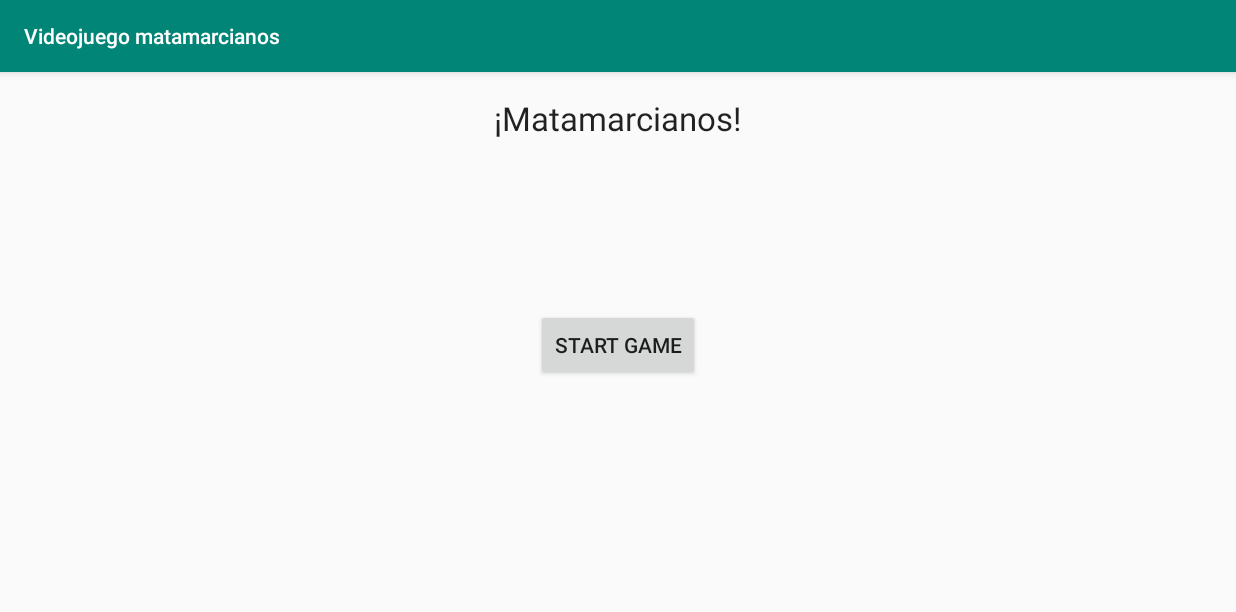
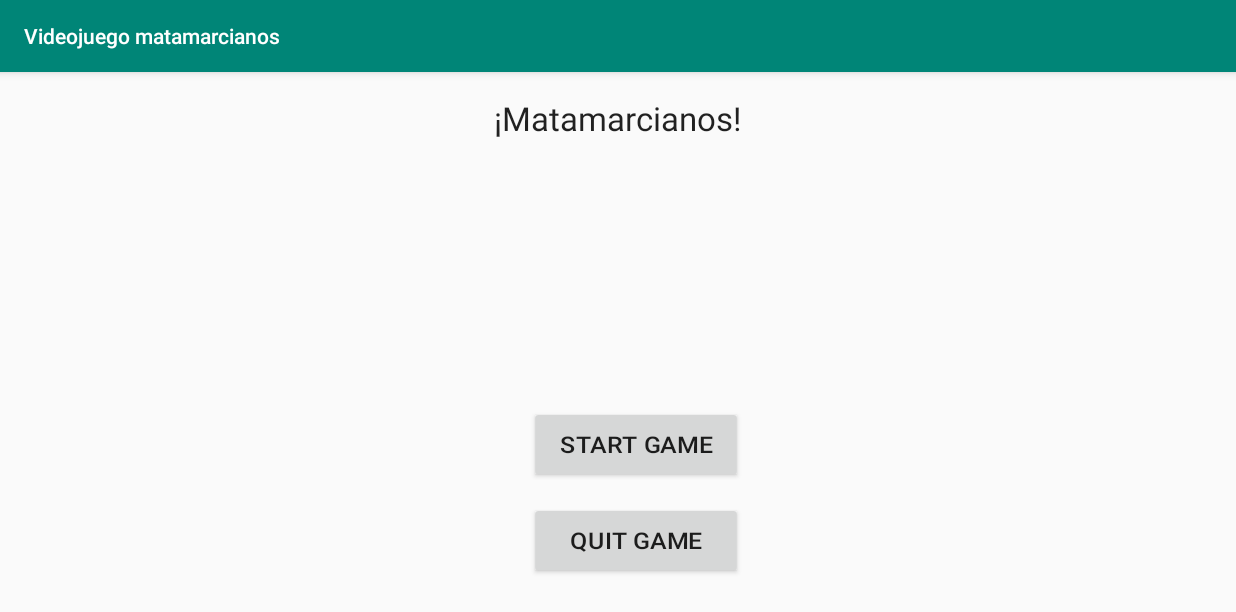
Before and after one commit to Ninfer/MovileGames, an Android app: the screen it shows after launch (ScaffoldActivity), on a phone screen of 824 x 412 dp (held sideways). Shown: the top 612 px of the screen. Run offline under Robolectric (Android 15) with nearby library versions, the light colour scheme and no system bars.

Commit message:
Botón de salir en el menu principal

```diff
--- a/Matamarcianos/app/src/main/java/dadm/scaffold/counter/MainMenuFragment.java
+++ b/Matamarcianos/app/src/main/java/dadm/scaffold/counter/MainMenuFragment.java
@@ -15,7 +15,7 @@ import dadm.scaffold.R;
 import dadm.scaffold.ScaffoldActivity;
 
 
-public class MainMenuFragment extends BaseFragment implements View.OnClickListener {
+public class MainMenuFragment extends BaseFragment /*implements View.OnClickListener*/ {
     public MainMenuFragment() {
     }
 
@@ -29,11 +29,23 @@ public class MainMenuFragment extends BaseFragment implements View.OnClickListen
     @Override
     public void onViewCreated(View view, Bundle savedInstanceState) {
         super.onViewCreated(view, savedInstanceState);
-        view.findViewById(R.id.btn_start).setOnClickListener(this);
+        view.findViewById(R.id.btn_start).setOnClickListener(new View.OnClickListener() {
+            @Override
+            public void onClick(View view) {
+                ((ScaffoldActivity)getActivity()).startGame();
+            }
+        });
+        view.findViewById(R.id.btn_quit).setOnClickListener(new View.OnClickListener() {
+            @Override
+            public void onClick(View view) {
+                System.exit(1);
+            }
+        });
 
         Animation pulseAnimation = AnimationUtils.loadAnimation(getActivity(),
                 R.anim.button_pulse);
         view.findViewById(R.id.btn_start).startAnimation(pulseAnimation);
+        view.findViewById(R.id.btn_quit).startAnimation(pulseAnimation);
 
         Animation titleAnimation = AnimationUtils.loadAnimation(getActivity(),
                 R.anim.title_enter);
@@ -43,9 +55,9 @@ public class MainMenuFragment extends BaseFragment implements View.OnClickListen
                 R.anim.subtitle_enter);
         view.findViewById(R.id.GameSubtitle).startAnimation(subtitleAnimation);
     }
-
+/*
     @Override
     public void onClick(View v) {
         ((ScaffoldActivity)getActivity()).startGame();
-    }
+    }*/
 }
--- a/Matamarcianos/app/src/main/res/layout/fragment_main_menu.xml
+++ b/Matamarcianos/app/src/main/res/layout/fragment_main_menu.xml
@@ -15,10 +15,19 @@
 
     <Button
         android:id="@+id/btn_start"
-        android:layout_width="wrap_content"
+        android:layout_width="120dp"
         android:layout_height="wrap_content"
         android:layout_gravity="center"
+        android:layout_marginTop="64dp"
         android:text="@string/start" />
+
+    <Button
+        android:id="@+id/btn_quit"
+        android:layout_width="120dp"
+        android:layout_height="wrap_content"
+        android:layout_gravity="center"
+        android:layout_marginTop="128dp"
+        android:text="@string/quit" />
 
     <TextView
         android:id="@+id/GameSubtitle"
--- a/Matamarcianos/app/src/main/res/values/strings.xml
+++ b/Matamarcianos/app/src/main/res/values/strings.xml
@@ -5,6 +5,7 @@
     <string name="hello_world">Hello</string>
     <string name="pause">Pause game</string>
     <string name="start">Start game</string>
+    <string name="quit">Quit game</string>
     <string name="game_title">¡Matamarcianos!</string>
     <string name="pause_dialog_title">pause title</string>
     <string name="pause_dialog_message">pause message</string>
```
